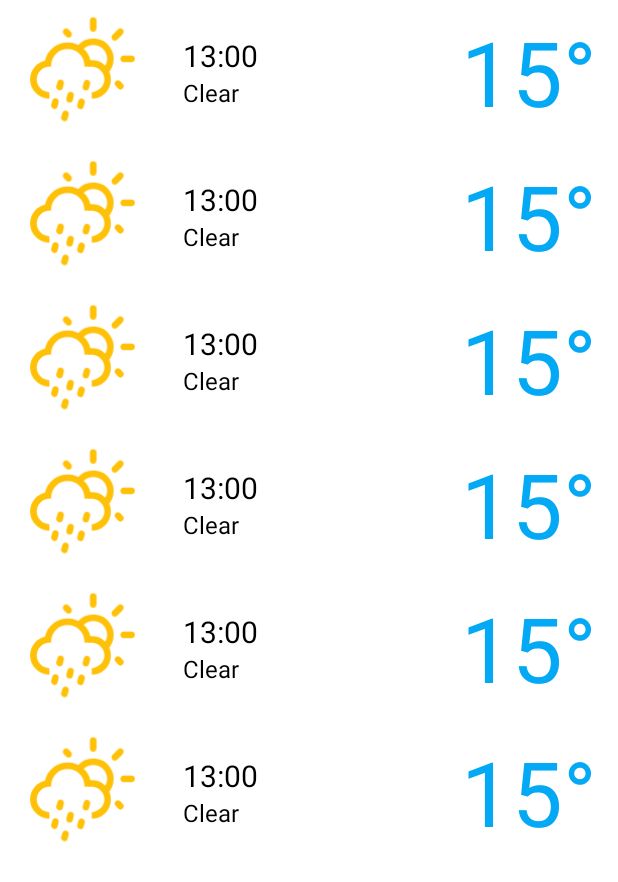
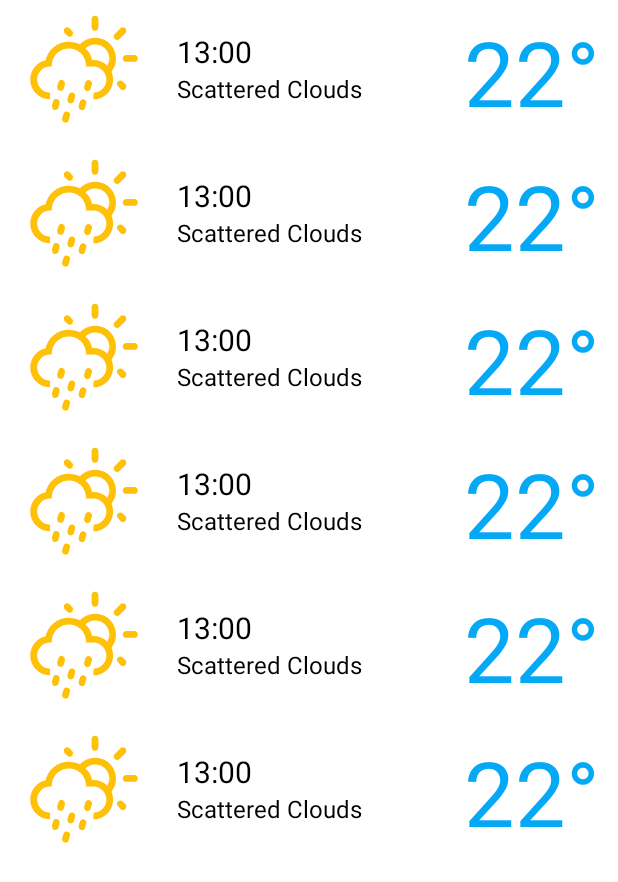
Before and after one commit to yaromchikV/Weather-App, an Android app: the layout fragment_forecast.xml on its own in the app's theme, with its tools: preview values and no code run, on a phone screen of 412 x 824 dp. Shown: the top 882 px of the screen. Run offline under Robolectric (Android 15) with nearby library versions, the phone set to English and light mode, and no system bars.

Commit message:
fix: incorrect placement of elements

```diff
--- a/app/src/main/res/layout/item_weather.xml
+++ b/app/src/main/res/layout/item_weather.xml
@@ -1,5 +1,5 @@
 <?xml version="1.0" encoding="utf-8"?>
-<LinearLayout xmlns:android="http://schemas.android.com/apk/res/android"
+<androidx.constraintlayout.widget.ConstraintLayout xmlns:android="http://schemas.android.com/apk/res/android"
     xmlns:app="http://schemas.android.com/apk/res-auto"
     xmlns:tools="http://schemas.android.com/tools"
     android:layout_width="match_parent"
@@ -7,56 +7,59 @@
 
     <ImageView
         android:id="@+id/weather_image"
-        android:layout_width="0dp"
-        android:layout_height="match_parent"
-        android:layout_marginStart="8dp"
-        android:layout_marginEnd="8dp"
-        android:layout_weight="1"
+        android:layout_width="100dp"
+        android:layout_height="0dp"
+        android:layout_marginStart="6dp"
         android:padding="8dp"
+        app:layout_constraintBottom_toBottomOf="parent"
+        app:layout_constraintStart_toStartOf="parent"
+        app:layout_constraintTop_toTopOf="parent"
         app:tint="@color/yellow"
         tools:ignore="ContentDescription"
         tools:srcCompat="@drawable/icon_09d" />
 
-    <LinearLayout
-        android:layout_width="0dp"
-        android:layout_height="wrap_content"
-        android:layout_gravity="center"
-        android:layout_weight="2"
-        android:orientation="vertical"
-        android:padding="8dp"
-        android:paddingStart="12dp"
-        android:paddingEnd="12dp">
-
     <TextView
         android:id="@+id/time"
-            android:layout_width="match_parent"
-            android:layout_height="wrap_content"
+        android:layout_width="0dp"
+        android:layout_height="0dp"
+        android:layout_marginStart="12dp"
+        android:layout_marginEnd="12dp"
         android:gravity="bottom"
         android:textColor="@color/black"
         android:textSize="20sp"
+        app:layout_constraintBottom_toTopOf="@+id/description"
+        app:layout_constraintEnd_toStartOf="@+id/temperature"
+        app:layout_constraintStart_toEndOf="@+id/weather_image"
+        app:layout_constraintTop_toTopOf="parent"
+        app:layout_constraintVertical_chainStyle="packed"
         tools:text="13:00" />
 
     <TextView
         android:id="@+id/description"
-            android:layout_width="match_parent"
-            android:layout_height="wrap_content"
+        android:layout_width="0dp"
+        android:layout_height="0dp"
+        android:layout_marginStart="12dp"
+        android:layout_marginEnd="12dp"
         android:textColor="@color/black"
         android:textSize="16sp"
-            tools:text="Clear" />
-
-    </LinearLayout>
+        app:layout_constraintBottom_toBottomOf="parent"
+        app:layout_constraintEnd_toStartOf="@+id/temperature"
+        app:layout_constraintStart_toEndOf="@+id/weather_image"
+        app:layout_constraintTop_toBottomOf="@+id/time"
+        tools:text="Scattered Clouds" />
 
     <TextView
         android:id="@+id/temperature"
-        android:layout_width="0dp"
-        android:layout_height="match_parent"
+        android:layout_width="wrap_content"
+        android:layout_height="0dp"
         android:layout_gravity="center"
-        android:layout_marginStart="8dp"
         android:layout_marginEnd="12dp"
-        android:layout_weight="1"
         android:gravity="center"
         android:textColor="@color/blue"
         android:textSize="60sp"
-        tools:text="15°" />
+        app:layout_constraintBottom_toBottomOf="parent"
+        app:layout_constraintEnd_toEndOf="parent"
+        app:layout_constraintTop_toTopOf="parent"
+        tools:text="22°" />
 
-</LinearLayout>
+</androidx.constraintlayout.widget.ConstraintLayout>
--- a/app/src/main/res/menu/bottom_nav_menu.xml
+++ b/app/src/main/res/menu/bottom_nav_menu.xml
@@ -3,11 +3,13 @@
 
     <item
         android:id="@+id/navigation_today"
+        android:contentDescription="@string/today"
         android:icon="@drawable/icon_01d"
         android:title="@string/today" />
 
     <item
         android:id="@+id/navigation_forecast"
+        android:contentDescription="@string/forecast"
         android:icon="@drawable/icon_10n"
         android:title="@string/forecast" />
 
```
Lines whose indentation alone changed are shown as unchanged.
